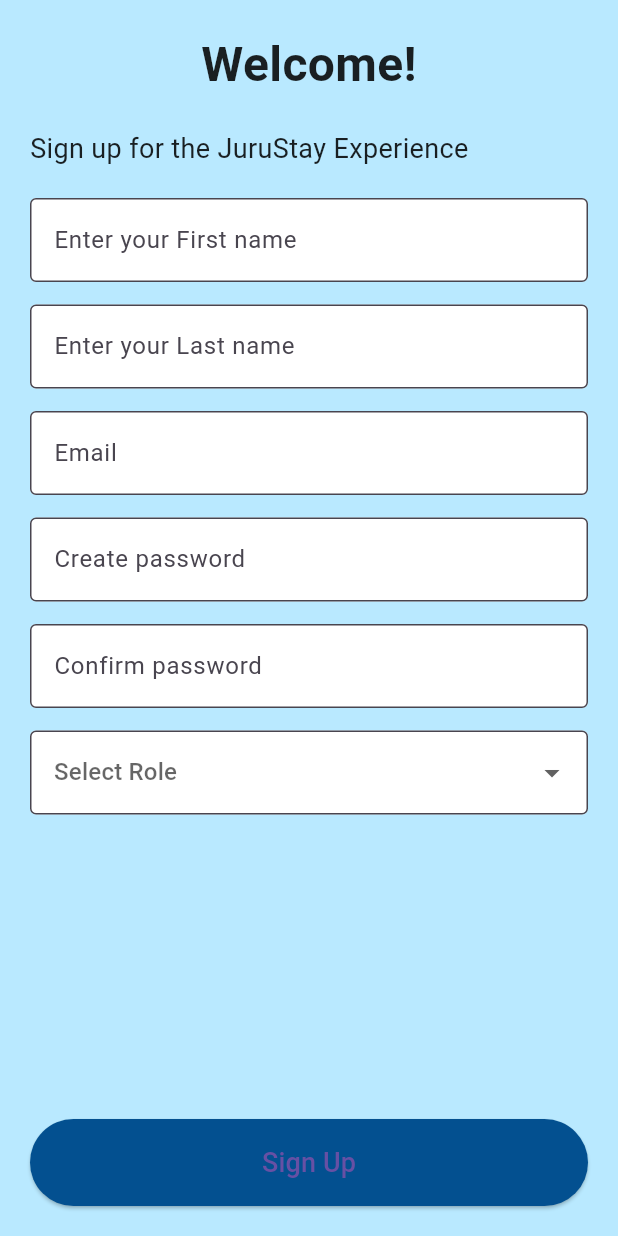
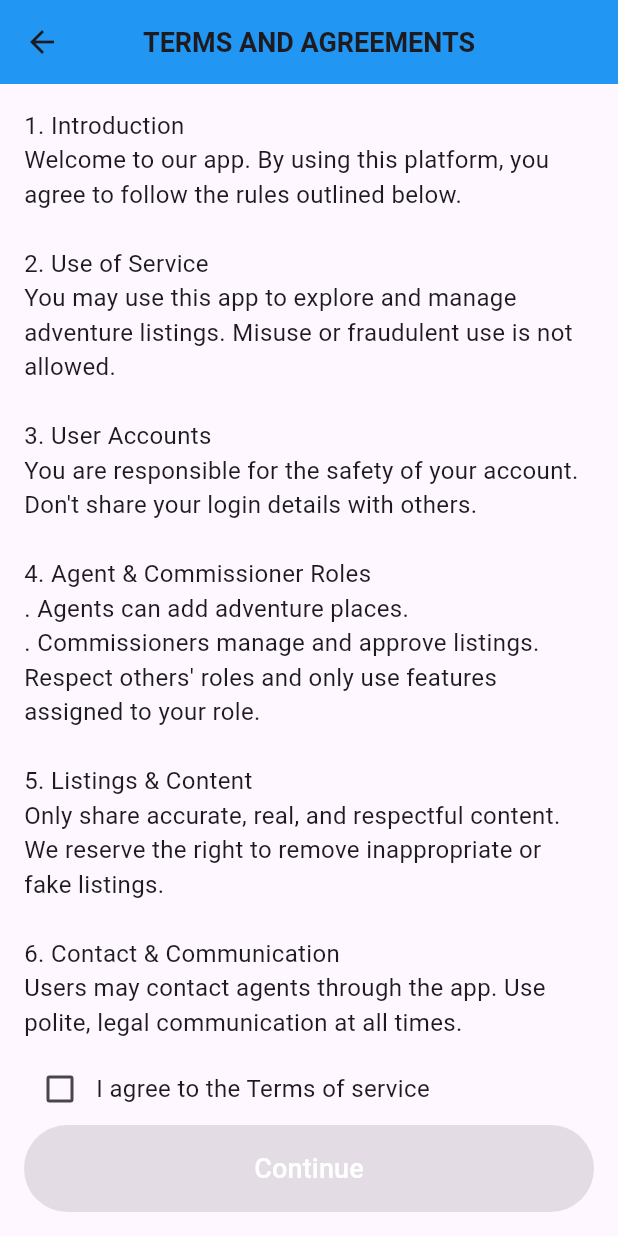
Before and after one commit to Peace3B/jurustay_group14, a Flutter app: the screen it shows after launch, after a tap on "Sign Up", on a phone screen of 412 x 824 dp. Run offline on Flutter 3.47's test engine with Material 3 defaults, Android fonts, the phone set to English and light mode, and no system bars.

Commit message:
Added the termsandagreements_screen

```diff
--- a/lib/screens/signup_screen.dart
+++ b/lib/screens/signup_screen.dart
@@ -1,4 +1,5 @@
 import 'package:flutter/material.dart';
+import 'termsandagreements_screen.dart';
 
 class SignUpScreen extends StatefulWidget {
   const SignUpScreen({Key? key}) : super(key: key);
@@ -124,10 +125,21 @@ class _SignUpScreenState extends State<SignUpScreen> {
                       ), // Blue button
                       padding: const EdgeInsets.symmetric(vertical: 16),
                     ),
-                    onPressed: () {},
+                    onPressed: () {
+                      Navigator.push(
+                        context,
+                        MaterialPageRoute(
+                          builder: (context) =>
+                              const TermsAndAgreementsScreen(),
+                        ),
+                      );
+                    },
                     child: const Text(
                       'Sign Up',
-                      style: TextStyle(fontSize: 18),
+                      style: TextStyle(
+                        fontSize: 18,
+                        color: Color.fromARGB(221, 255, 255, 255),
+                      ),
                     ),
                   ),
                 ),
--- /dev/null
+++ b/lib/screens/termsandagreements_screen.dart
@@ -0,0 +1,79 @@
+import 'package:flutter/material.dart';
+
+class TermsAndAgreementsScreen extends StatefulWidget {
+  const TermsAndAgreementsScreen({Key? key}) : super(key: key);
+
+  @override
+  State<TermsAndAgreementsScreen> createState() =>
+      _TermsAndAgreementsScreenState();
+}
+
+class _TermsAndAgreementsScreenState extends State<TermsAndAgreementsScreen> {
+  bool isAgreed = false;
+
+  @override
+  Widget build(BuildContext context) {
+    return Scaffold(
+      appBar: AppBar(
+        backgroundColor: Colors.blue,
+        title: const Text(
+          'TERMS AND AGREEMENTS',
+          style: TextStyle(fontSize: 18, fontWeight: FontWeight.bold),
+        ),
+        centerTitle: true,
+      ),
+      body: Padding(
+        padding: const EdgeInsets.all(16.0),
+        child: Column(
+          children: [
+            Expanded(
+              child: SingleChildScrollView(
+                child: Text(
+                  '''1. Introduction\nWelcome to our app. By using this platform, you agree to follow the rules outlined below.\n\n2. Use of Service\nYou may use this app to explore and manage adventure listings. Misuse or fraudulent use is not allowed.\n\n3. User Accounts\nYou are responsible for the safety of your account. Don't share your login details with others.\n\n4. Agent & Commissioner Roles\n. Agents can add adventure places.\n. Commissioners manage and approve listings.\nRespect others' roles and only use features assigned to your role.\n\n5. Listings & Content\nOnly share accurate, real, and respectful content. We reserve the right to remove inappropriate or fake listings.\n\n6. Contact & Communication\nUsers may contact agents through the app. Use polite, legal communication at all times.\n\n7. Changes\nWe may update these terms occasionally. You'll be notified in-app.\n\n8. Termination\nWe can suspend or remove accounts that break the rules.\n\n9. Contact Us\nQuestions? Reach out to us via the app's contact section.''',
+                  style: TextStyle(fontSize: 16),
+                ),
+              ),
+            ),
+            Row(
+              children: [
+                Checkbox(
+                  value: isAgreed,
+                  onChanged: (value) {
+                    setState(() {
+                      isAgreed = value ?? false;
+                    });
+                  },
+                ),
+                const Expanded(
+                  child: Text(
+                    'I agree to the Terms of service',
+                    style: TextStyle(fontSize: 16),
+                  ),
+                ),
+              ],
+            ),
+            SizedBox(
+              width: double.infinity,
+              child: ElevatedButton(
+                onPressed: isAgreed
+                    ? () {
+                        // Handle navigation or saving agreement here
+                        Navigator.pop(context);
+                      }
+                    : null,
+                style: ElevatedButton.styleFrom(
+                  backgroundColor: Colors.blue,
+                  padding: const EdgeInsets.symmetric(vertical: 16),
+                ),
+                child: const Text(
+                  'Continue',
+                  style: TextStyle(fontSize: 18, color: Colors.white),
+                ),
+              ),
+            ),
+          ],
+        ),
+      ),
+    );
+  }
+}
```
